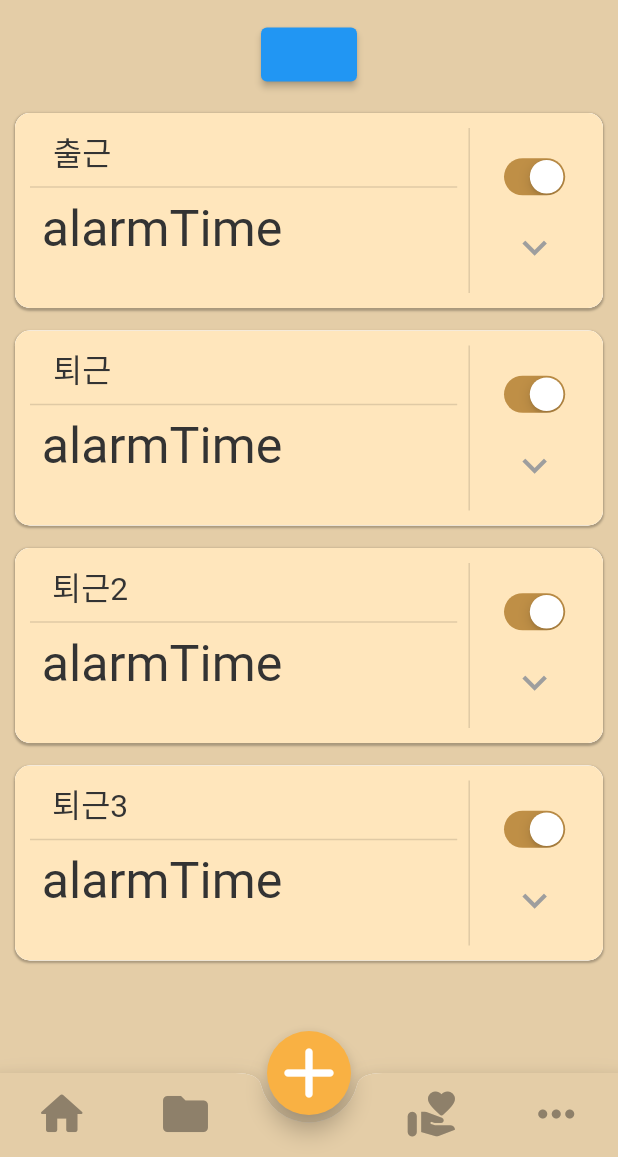
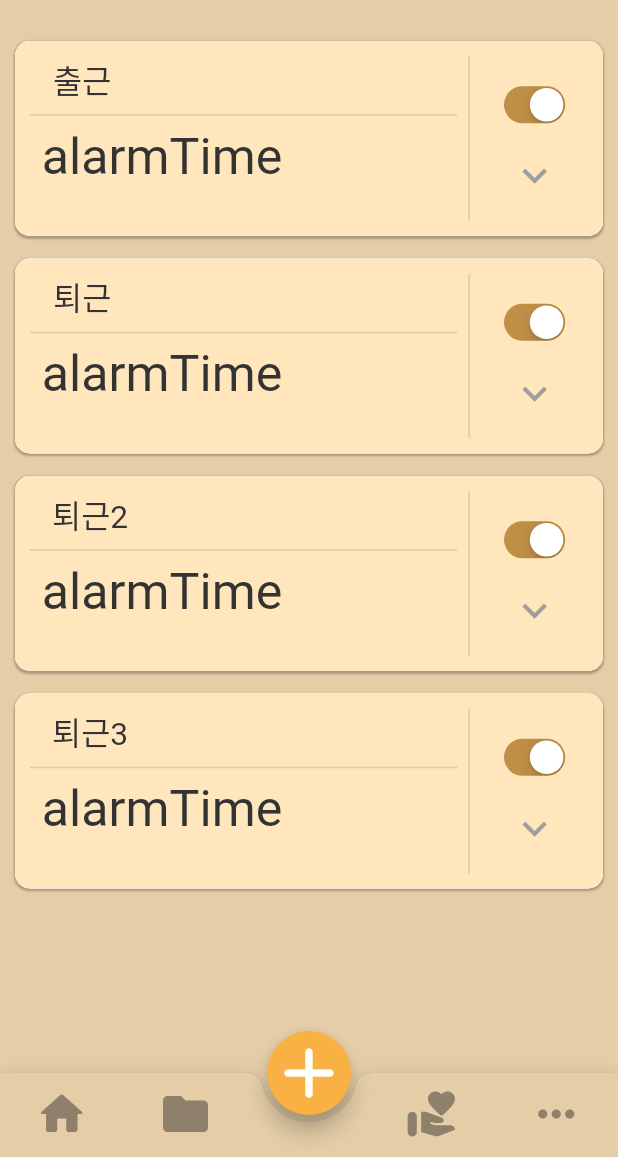
Before and after one commit to Seolong/new_alarm_clock, a Flutter app: the screen it shows after launch, on a phone screen of 412 x 824 dp, the part 79-1236 px from its top. Run offline on Flutter 3.47's test engine with Material 2 defaults, Android fonts, the phone set to English and light mode, and no system bars; our stand-ins replace get, sqflite, syncfusion_flutter_datepicker, vibration; accounts and stored records are empty; Roboto replaces fonts that are missing (TmoneyRoundWind).

Commit message:
Edit design

```diff
--- a/lib/main.dart
+++ b/lib/main.dart
@@ -2,7 +2,6 @@ import 'package:flutter/material.dart';
 import 'package:flutter/services.dart';
 import 'package:flutter_localizations/flutter_localizations.dart';
 import 'package:get/get.dart';
-import 'package:google_fonts/google_fonts.dart';
 import 'package:new_alarm_clock/routes/app_pages.dart';
 import 'package:new_alarm_clock/routes/app_routes.dart';
 import 'package:new_alarm_clock/ui/home/home_page.dart';
@@ -42,6 +41,7 @@ class MyApp extends StatelessWidget{
       localizationsDelegates: [
         GlobalMaterialLocalizations.delegate,
         GlobalWidgetsLocalizations.delegate,
+        GlobalCupertinoLocalizations.delegate,//안하면 timepicker에서 에러
       ],
       supportedLocales: [
         const Locale('en'),
--- a/lib/ui/add_alarm/controller/day_of_week_controller.dart
+++ b/lib/ui/add_alarm/controller/day_of_week_controller.dart
@@ -11,7 +11,7 @@ class DayOfWeekController extends GetxController{
   @override
   void onInit() {
     for(var value in DayWeek.values){
-      dayButtonStateMap[value] = false; //수정이면 다 false, 추가면 DB에서
+      dayButtonStateMap[value] = false; //추가면 다 false, 수정이면 DB에서
     }
 
     super.onInit();
--- a/lib/ui/choice_day/choice_day_page.dart
+++ b/lib/ui/choice_day/choice_day_page.dart
@@ -39,7 +39,8 @@ class ChoiceDayPage extends StatelessWidget {
                       style: TextStyle(
                           fontSize: 1000,
                         color: ColorValue.appbarText,
-                        fontWeight: FontWeight.bold
+                        fontWeight: FontWeight.bold,
+                        fontFamily: MyFontFamily.mainFontFamily
                       ),
                     )
                 ),
--- a/lib/ui/choice_day/widget/one_alarm_container.dart
+++ b/lib/ui/choice_day/widget/one_alarm_container.dart
@@ -74,8 +74,8 @@ class _OneAlarmContainerState extends State<OneAlarmContainer> {
                 fontFamily: MyFontFamily.mainFontFamily,
                 fontSize: SizeValue.oneAlarmCalendarCellTextSize,
                 fontWeight: FontWeight.bold),
-            todayHighlightColor: Colors.green,
-            selectionColor: Color(0xFF7fcd91),
+            todayHighlightColor: ColorValue.todayColor,
+            selectionColor: ColorValue.calendarSelection,
             // backgroundColor: Colors.deepPurple,
             //allowViewNavigation: false,
             // view:  DateRangePickerView.month,
--- a/lib/ui/global/alarm_item/alarm_item.dart
+++ b/lib/ui/global/alarm_item/alarm_item.dart
@@ -27,7 +27,7 @@ class AlarmItem extends StatelessWidget {
         _alarmPoint = alarmPoint,
         _alarmTime = alarmTime,
         _skipButtonColor = Colors.grey,
-        _alarmColor = ColorValue.alarm; //임시! 나중에 진짜 id 넣을것
+        _alarmColor = ColorValue.alarm;
 
 //color들 싹 조정하기
   @override
@@ -37,9 +37,8 @@ class AlarmItem extends StatelessWidget {
     final switchCont = Get.put(AlarmSwitchController());
     final skipCont = Get.put(AlarmSkipButtonController());
     final alarmListController = Get.put(AlarmListController());
-    Get.find<AlarmSwitchController>().switchBoolMap[_id] = false;
-    Get.find<AlarmSkipButtonController>().powerMap[_id] = false;
-    Get.find<SelectedAlarmController>().selectedMap[_id] = false;
+
+    //나중에 LongPress했을 때 회색도 추가
     Get.find<SelectedAlarmController>().colorMap[_id] = ColorValue.alarm;
 
     return Container(
@@ -138,9 +137,8 @@ class AlarmItem extends StatelessWidget {
                                                 value: _.switchBoolMap[_id]!,
                                                 onChanged: (value) {
                                                   _.setSwitchBool(_id);
-                                                  print('$_id ${_.switchBoolMap[_id]}');
                                                 },
-                                                activeColor: Color(0xffBF8F46),
+                                                activeColor: ColorValue.alarmActiveSwitch,
                                                 trackColor: Color(0xffC8C2BC),
                                               );}
                                             )),
--- a/lib/ui/home/page/inner_home_page/inner_home_page.dart
+++ b/lib/ui/home/page/inner_home_page/inner_home_page.dart
@@ -51,9 +51,6 @@ class InnerHomePage extends StatelessWidget {
               ),
             ),
           ),
-        ElevatedButton(onPressed: (){
-          alarmListController.inputAlarm(alarmListController.generateAlarmData(5, title: '5'));
-        }, child: null),
 
         Expanded(
           child: FutureBuilder<List<AlarmData>>(
--- a/lib/utils/values/color_value.dart
+++ b/lib/utils/values/color_value.dart
@@ -11,6 +11,7 @@ class ColorValue{
   static final Color alarm = Color(0xffFFE6BC);
   static final Color alarmText = Color(0xff333333);
   static final Color alarmItemDivider = Colors.black12;
+  static final Color alarmActiveSwitch = Color(0xffBF8F46);
 
   static final Color defaultBackground = Get.theme.scaffoldBackgroundColor;
   static final Color mainBackground = Color(0xffE4CDA7);
@@ -19,13 +20,15 @@ class ColorValue{
 
   static final Color addAlarmPageBackground = Colors.white70;
   static final Color listTileTitleText = Color.fromARGB(255, 75, 75, 75);
-  static final Color listTileText = Colors.blue;
+  static final Color listTileText = Color(0xffBF8F46);
   static final Color timeSpinnerText = Color.fromARGB(255, 75, 75, 75);
   static final Color dayButtonActive = Color(0xffC3B091);
 
-  static final Color tabBarIndicator = Color.fromARGB(255, 98, 210, 162);
+  static final Color tabBarIndicator = Color(0xffBF8F46);
 
-  static final Color calendarTitleBar = Color(0xFF7fcd91);
+  static final Color calendarTitleBar = Color(0xffE4CDA7);
   static final Color calendarIcon = Color(0xffF9B143);
-  static final Color selectMonthDayButton = Color.fromARGB(255, 17, 153, 158);
+  static final Color todayColor = Color(0xffBF8F46);
+  static final Color calendarSelection = Color(0xffBF8F46);
+  static final Color selectMonthDayButton = Color(0xffBF8F46);
 }
```
Also changed, not shown: lib/ui/add_alarm/add_alarm_page.dart (+37 -42 lines), lib/ui/home/home_page.dart (+2 -6 lines).
